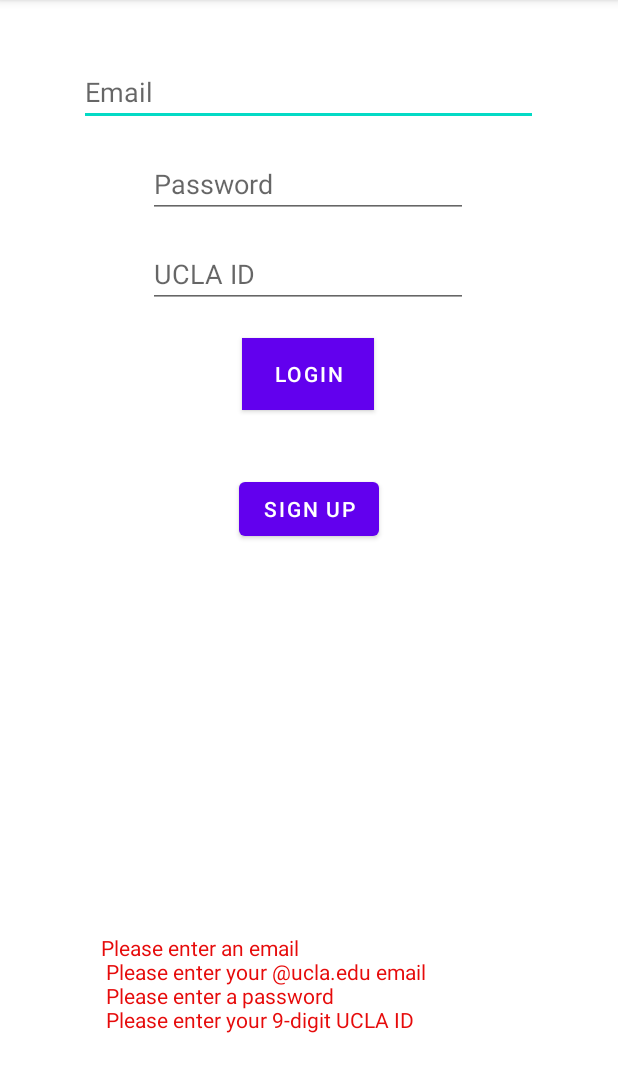
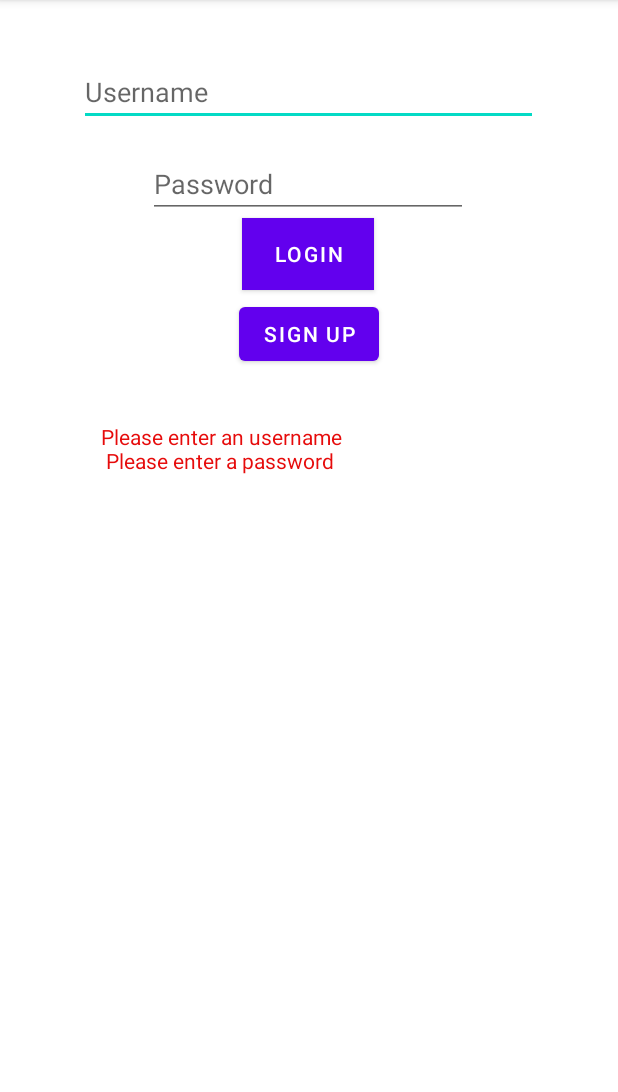
Before and after one commit to TraceLA/TraceLAAndroid, an Android app: the screen it shows after launch (LoginPage), after a tap on "LOGIN", on a phone screen of 412 x 824 dp, the part 84-1176 px from its top. Run offline under Robolectric (Android 15) with nearby library versions, the phone set to English and light mode, and no system bars; our stand-ins replace Volley.

Commit message:
Added User Login using the backend post request, Added createCoords using POST request, change login page to only username and password, adjusted urls for database

```diff
--- a/app/src/main/java/edu/ucla/darrenzhang/tracela/Constants.java
+++ b/app/src/main/java/edu/ucla/darrenzhang/tracela/Constants.java
@@ -4,5 +4,6 @@ public class Constants {
     public static final int ERROR_DIALOG_REQUEST = 9001;
     public static final int PERMISSIONS_REQUEST_ACCESS_FINE_LOCATION = 9002;
     public static final int PERMISSIONS_REQUEST_ENABLE_GPS = 9003;
-    public static final String usersURL = "http://192.168.86.34:5000/users";
+    public static final String usersURL = "http://192.168.0.20:5000/users";
+    public static final String DATABASE_URL = "http://192.168.0.20:5000";
 }
--- a/app/src/main/java/edu/ucla/darrenzhang/tracela/Friends.java
+++ b/app/src/main/java/edu/ucla/darrenzhang/tracela/Friends.java
@@ -45,7 +45,7 @@ public class Friends extends AppCompatActivity {
         listView = findViewById(R.id.list_view);
 
         RequestQueue queue = Volley.newRequestQueue(this);
-        JsonArrayRequest userGetRequest = new JsonArrayRequest(Request.Method.GET, Constants.usersURL, new JSONArray(),
+        JsonArrayRequest userGetRequest = new JsonArrayRequest(Request.Method.GET, Constants.DATABASE_URL+"/users", new JSONArray(),
                 new Response.Listener<JSONArray>() {
                     @Override
                     public void onResponse(JSONArray userList) {
--- a/app/src/main/java/edu/ucla/darrenzhang/tracela/LoginPage.java
+++ b/app/src/main/java/edu/ucla/darrenzhang/tracela/LoginPage.java
@@ -4,7 +4,6 @@ import androidx.appcompat.app.AppCompatActivity;
 
 import android.content.Context;
 import android.content.Intent;
-import android.icu.text.IDNA;
 import android.os.Bundle;
 import android.util.Log;
 import android.view.View;
@@ -16,7 +15,7 @@ import com.android.volley.RequestQueue;
 import com.android.volley.Response;
 import com.android.volley.VolleyError;
 import com.android.volley.toolbox.JsonArrayRequest;
-import com.android.volley.toolbox.JsonObjectRequest;
+import com.android.volley.toolbox.StringRequest;
 import com.android.volley.toolbox.Volley;
 
 import org.json.JSONArray;
@@ -27,9 +26,9 @@ import java.io.FileOutputStream;
 import java.io.IOException;
 
 public class LoginPage extends AppCompatActivity {
-    private EditText emailEditText, passwordEditText, UCLAIDEditText;
+    private EditText usernameEditText, passwordEditText, UCLAIDEditText;
     private TextView errorTextView;
-    private String email, password, id;
+    private String username, password, id;
 
     @Override
     protected void onCreate(Bundle savedInstanceState) {
@@ -38,31 +37,31 @@ public class LoginPage extends AppCompatActivity {
     }
 
     public void onLoginClick(View view) {
-        emailEditText = findViewById(R.id.emailEditText);
+        usernameEditText = findViewById(R.id.loginUsernameEditText);
         passwordEditText = findViewById(R.id.passwordEditText);
-        UCLAIDEditText = findViewById(R.id.uclaIDEditText);
+//        UCLAIDEditText = findViewById(R.id.uclaIDEditText);
         errorTextView = findViewById(R.id.errorTextView);
 
-        email = emailEditText.getText().toString();
+        username = usernameEditText.getText().toString();
         password = passwordEditText.getText().toString();
-        id = UCLAIDEditText.getText().toString();
+//        id = UCLAIDEditText.getText().toString();
         boolean error = false;
-        if (email.length() == 0) {
-            errorTextView.setText("Please enter an email\n");
+        if (username.length() == 0) {
+            errorTextView.setText("Please enter an username\n");
             error = true;
         }
-        if (email.indexOf("@ucla.edu") != email.length() - 9) {
-            errorTextView.setText(errorTextView.getText().toString() + " Please enter your @ucla.edu email\n");
-            error = true;
-        }
+//        if (username.indexOf("@ucla.edu") != username.length() - 9) {
+//            errorTextView.setText(errorTextView.getText().toString() + " Please enter your @ucla.edu email\n");
+//            error = true;
+//        }
         if (password.length() == 0) {
             errorTextView.setText(errorTextView.getText().toString() + " Please enter a password\n");
             error = true;
         }
-        if (id.length() < 9 || id.length() > 9) {
-            errorTextView.setText(errorTextView.getText().toString() + " Please enter your 9-digit UCLA ID\n");
-            error = true;
-        }
+//        if (id.length() < 9 || id.length() > 9) {
+//            errorTextView.setText(errorTextView.getText().toString() + " Please enter your 9-digit UCLA ID\n");
+//            error = true;
+//        }
         if (error) return;
         processUserCredentials();
 //        if (userIsInDatabase()) {
@@ -93,7 +92,7 @@ public class LoginPage extends AppCompatActivity {
         RequestQueue queue = Volley.newRequestQueue(this);
 
 //        final InfoObject inDatabase = new InfoObject(false);
-        JsonArrayRequest userGetRequest = new JsonArrayRequest(Request.Method.GET, Constants.usersURL, new JSONArray(),
+        JsonArrayRequest userGetRequest = new JsonArrayRequest(Request.Method.GET, Constants.DATABASE_URL+"/users", new JSONArray(),
                 new Response.Listener<JSONArray>() {
                     @Override
                     public void onResponse(JSONArray userList) {
@@ -101,10 +100,11 @@ public class LoginPage extends AppCompatActivity {
                             JSONObject user = null;
                             try {
                                 user = userList.getJSONObject(i);
-                                if (user.getString("email").equals(email) /*&& user.getString("password").equals(password)*/){
+                                if (user.getString("username").equals(username) && user.getString("password").equals(password)){
 //                                     inDatabase.setInDatabase(true);
-                                     Log.d("matched: ",email);
+                                     Log.d("matched: ", username);
                                      writeCredentialsToMemory();
+                                     loginPOST();
                                      finish();
                                 }
                             } catch (JSONException e) {
@@ -127,8 +127,41 @@ public class LoginPage extends AppCompatActivity {
 //        return inDatabase.isInDatabase();
     }
     private void writeCredentialsToMemory(){
-        writeToInternalMemory(email + "\n");
+        writeToInternalMemory(username + "\n");
         writeToInternalMemory(password + "\n");
         writeToInternalMemory(id + "\n");
     }
+    private void loginPOST(){
+        RequestQueue queue = Volley.newRequestQueue(this);
+
+        String url = Constants.DATABASE_URL+"/userLogin/?username="+username+"&password="+password;
+
+        StringRequest userPOSTRequest = new StringRequest(Request.Method.POST, url,
+                new Response.Listener<String>() {
+                    @Override
+                    public void onResponse(String response) {
+
+                        String text = response.toString();
+//                        JSONObject obj = new JSONObject();
+//                        obj.
+                        int start = text.indexOf(":")+2;
+                        int end = text.indexOf("\"",start);
+                        text = text.substring(start, end);
+                        MainActivity.api_key = text;
+//                        try {
+//                            MainActivity.api_key = response.get("api_key").toString();
+//                        } catch (JSONException e) {
+//                            e.printStackTrace();
+//                        }
+                        Log.d("SUCCESS: ", MainActivity.api_key);
+                    }
+                }, new Response.ErrorListener() {
+            @Override
+            public void onErrorResponse(VolleyError error) {
+                Log.d("wrong Username/pword: ", error.toString());
+            }
+        });
+
+        queue.add(userPOSTRequest);
+    }
 }
--- a/app/src/main/java/edu/ucla/darrenzhang/tracela/MainActivity.java
+++ b/app/src/main/java/edu/ucla/darrenzhang/tracela/MainActivity.java
@@ -22,6 +22,13 @@ import android.widget.EditText;
 import android.widget.TextView;
 import android.widget.Toast;
 
+import com.android.volley.AuthFailureError;
+import com.android.volley.Request;
+import com.android.volley.RequestQueue;
+import com.android.volley.Response;
+import com.android.volley.VolleyError;
+import com.android.volley.toolbox.StringRequest;
+import com.android.volley.toolbox.Volley;
 import com.google.android.gms.common.ConnectionResult;
 import com.google.android.gms.common.GoogleApiAvailability;
 import com.google.android.gms.location.FusedLocationProviderClient;
@@ -36,6 +43,8 @@ import java.io.FileOutputStream;
 import java.io.IOException;
 import java.io.InputStreamReader;
 import java.nio.charset.StandardCharsets;
+import java.util.HashMap;
+import java.util.Map;
 
 import static edu.ucla.darrenzhang.tracela.Constants.ERROR_DIALOG_REQUEST;
 import static edu.ucla.darrenzhang.tracela.Constants.PERMISSIONS_REQUEST_ACCESS_FINE_LOCATION;
@@ -46,6 +55,7 @@ public class MainActivity extends AppCompatActivity {
     private static final String TAG = "MainActivity";
     private boolean mLocationPermissionGranted = false;
     private FusedLocationProviderClient mFusedLocationClient;
+    public static String username, email,api_key;
 
     @Override
     protected void onCreate(Bundle savedInstanceState) {
@@ -56,10 +66,11 @@ public class MainActivity extends AppCompatActivity {
             Intent loginIntent = new Intent(this, LoginPage.class);
             startActivity(loginIntent);
         }
+        setCredentials();
         mFusedLocationClient = LocationServices.getFusedLocationProviderClient(this);
     }
 
-    private void getLastKnownLocation() {
+    public void sendLocation(View view){
         if (ActivityCompat.checkSelfPermission(this, Manifest.permission.ACCESS_FINE_LOCATION) != PackageManager.PERMISSION_GRANTED && ActivityCompat.checkSelfPermission(this, Manifest.permission.ACCESS_COARSE_LOCATION) != PackageManager.PERMISSION_GRANTED) {
             return;
         }
@@ -71,6 +82,33 @@ public class MainActivity extends AppCompatActivity {
                     double latitude = location.getLatitude();
                     double longitude = location.getLongitude();
                     Log.d("coordinates", "("+latitude+", "+longitude+")");
+                    RequestQueue queue = Volley.newRequestQueue(MainActivity.this);
+
+                    String url = Constants.DATABASE_URL+"/coords/?lat="+latitude+"&long="+longitude+"&username="+username+"&api_key="+api_key;
+
+                    StringRequest userPOSTRequest = new StringRequest(Request.Method.POST, url,
+                            new Response.Listener<String>() {
+                                @Override
+                                public void onResponse(String response) {
+
+                                    String text = response.toString();
+                                    Log.d("SUCCESS: ", text);
+                                }
+                            }, new Response.ErrorListener() {
+                        @Override
+                        public void onErrorResponse(VolleyError error) {
+                            Log.d("Send LOCATION ERROR: ", error.toString());
+                        }
+                    }){
+                        @Override
+                        public Map<String, String> getHeaders() throws AuthFailureError {
+                            Map<String, String> params = new HashMap<String, String>();
+                            params.put("api-key", api_key);
+                            return params;
+                        }
+                    };
+
+                    queue.add(userPOSTRequest);
                 }
             }
         });
@@ -93,7 +131,7 @@ public class MainActivity extends AppCompatActivity {
 //
 //    }
     public boolean internalMemoryIsEmpty(){
-        writeToInternalMemory("");
+        writeToInternalMemory(""); //this creates a "memory" file in case it was never created before
 
         FileInputStream stream = null;
         try {
@@ -113,6 +151,21 @@ public class MainActivity extends AppCompatActivity {
             e.printStackTrace();
         }
         return false;
+    }
+    public void setCredentials(){
+        FileInputStream stream = null;
+        try {
+            stream = openFileInput("memory");
+        } catch (FileNotFoundException e) {
+            e.printStackTrace();
+        }
+
+        InputStreamReader inputStreamReader = new InputStreamReader(stream, StandardCharsets.UTF_8);
+        try (BufferedReader reader = new BufferedReader((inputStreamReader))){
+            email = reader.readLine();
+        }catch (IOException e){
+            e.printStackTrace();
+        }
     }
     public void writeToInternalMemory(String s){
         try (FileOutputStream fos = openFileOutput("memory", Context.MODE_APPEND)){
--- a/app/src/main/res/layout/activity_login_page.xml
+++ b/app/src/main/res/layout/activity_login_page.xml
@@ -7,13 +7,13 @@
     tools:context=".LoginPage">
 
     <EditText
-        android:id="@+id/emailEditText"
+        android:id="@+id/loginUsernameEditText"
         android:layout_width="306dp"
         android:layout_height="44dp"
         android:layout_marginTop="40dp"
         android:ems="10"
-        android:hint="@string/email"
-        android:inputType="textEmailAddress"
+        android:hint="@string/username"
+        android:inputType="text"
         app:layout_constraintBottom_toTopOf="@+id/passwordEditText"
         app:layout_constraintEnd_toEndOf="parent"
         app:layout_constraintHorizontal_bias="0.495"
@@ -30,33 +30,32 @@
         android:ems="10"
         android:hint="@string/password"
         android:inputType="textPassword"
-        app:layout_constraintBottom_toTopOf="@+id/uclaIDEditText"
         app:layout_constraintEnd_toEndOf="parent"
         app:layout_constraintHorizontal_bias="0.497"
         app:layout_constraintStart_toStartOf="parent"
         app:layout_constraintTop_toTopOf="parent"
         app:layout_constraintVertical_bias="0.0" />
+    <!--        app:layout_constraintBottom_toTopOf="@+id/uclaIDEditText"-->
 
-    <EditText
-        android:id="@+id/uclaIDEditText"
-        android:layout_width="wrap_content"
-        android:layout_height="wrap_content"
-        android:layout_marginTop="160dp"
-        android:ems="10"
-        android:hint="@string/ucla_id"
-        android:inputType="number"
-        app:layout_constraintBottom_toBottomOf="parent"
-        app:layout_constraintEnd_toEndOf="parent"
-        app:layout_constraintHorizontal_bias="0.497"
-        app:layout_constraintStart_toStartOf="parent"
-        app:layout_constraintTop_toTopOf="parent"
-        app:layout_constraintVertical_bias="0.0" />
+<!--    <EditText-->
+<!--        android:id="@+id/uclaIDEditText"-->
+<!--        android:layout_width="wrap_content"-->
+<!--        android:layout_height="wrap_content"-->
+<!--        android:layout_marginTop="160dp"-->
+<!--        android:ems="10"-->
+<!--        android:hint="@string/ucla_id"-->
+<!--        android:inputType="number"-->
+<!--        app:layout_constraintBottom_toBottomOf="parent"-->
+<!--        app:layout_constraintEnd_toEndOf="parent"-->
+<!--        app:layout_constraintHorizontal_bias="0.497"-->
+<!--        app:layout_constraintStart_toStartOf="parent"-->
+<!--        app:layout_constraintTop_toTopOf="parent"-->
+<!--        app:layout_constraintVertical_bias="0.0" />-->
 
     <Button
         android:id="@+id/loginButton"
         android:layout_width="wrap_content"
         android:layout_height="wrap_content"
-        android:layout_marginTop="20dp"
         android:layout_marginBottom="24dp"
         android:background="@android:color/holo_blue_light"
         android:onClick="onLoginClick"
@@ -65,14 +64,16 @@
         app:layout_constraintEnd_toEndOf="parent"
         app:layout_constraintHorizontal_bias="0.498"
         app:layout_constraintStart_toStartOf="parent"
-        app:layout_constraintTop_toBottomOf="@+id/uclaIDEditText"
+        app:layout_constraintTop_toBottomOf="@+id/passwordEditText"
         app:layout_constraintVertical_bias="0.0" />
+<!--        app:layout_constraintTop_toBottomOf="@+id/uclaIDEditText"-->
+
 
     <TextView
         android:id="@+id/errorTextView"
         android:layout_width="276dp"
         android:layout_height="76dp"
-        android:layout_marginTop="16dp"
+        android:layout_marginTop="50dp"
         android:layout_marginBottom="70dp"
         android:textColor="#E60B0B"
         app:layout_constraintBottom_toBottomOf="parent"
@@ -80,7 +81,7 @@
         app:layout_constraintHorizontal_bias="0.496"
         app:layout_constraintStart_toStartOf="parent"
         app:layout_constraintTop_toBottomOf="@+id/loginButton"
-        app:layout_constraintVertical_bias="1.0" />
+        app:layout_constraintVertical_bias="0.100000024" />
 
     <Button
         android:id="@+id/newUserButton"
--- a/app/src/main/res/values/strings.xml
+++ b/app/src/main/res/values/strings.xml
@@ -15,4 +15,5 @@
     <string name="first_name">First Name</string>
     <string name="sign_up">Sign Up</string>
     <string name="login">Login</string>
+    <string name="update_my_location">Update My Location</string>
 </resources>
```
Also changed, not shown: app/src/main/java/edu/ucla/darrenzhang/tracela/CreateAccount.java (+34 -1 lines), app/src/main/res/layout/activity_main.xml (+12 -0 lines).
